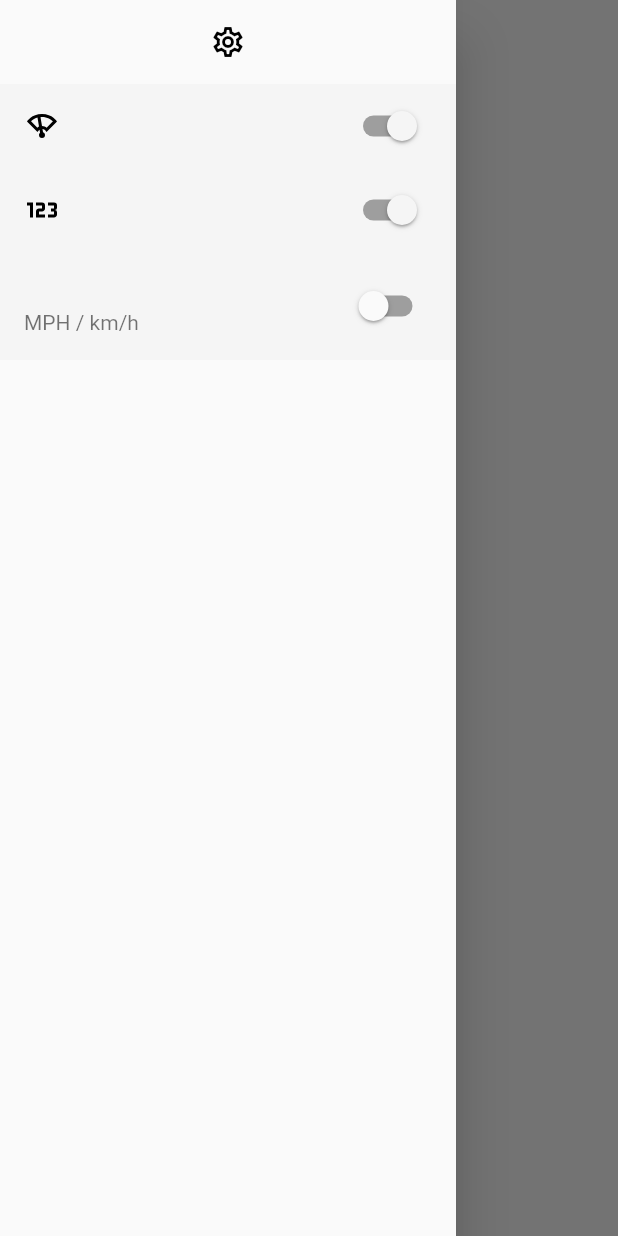
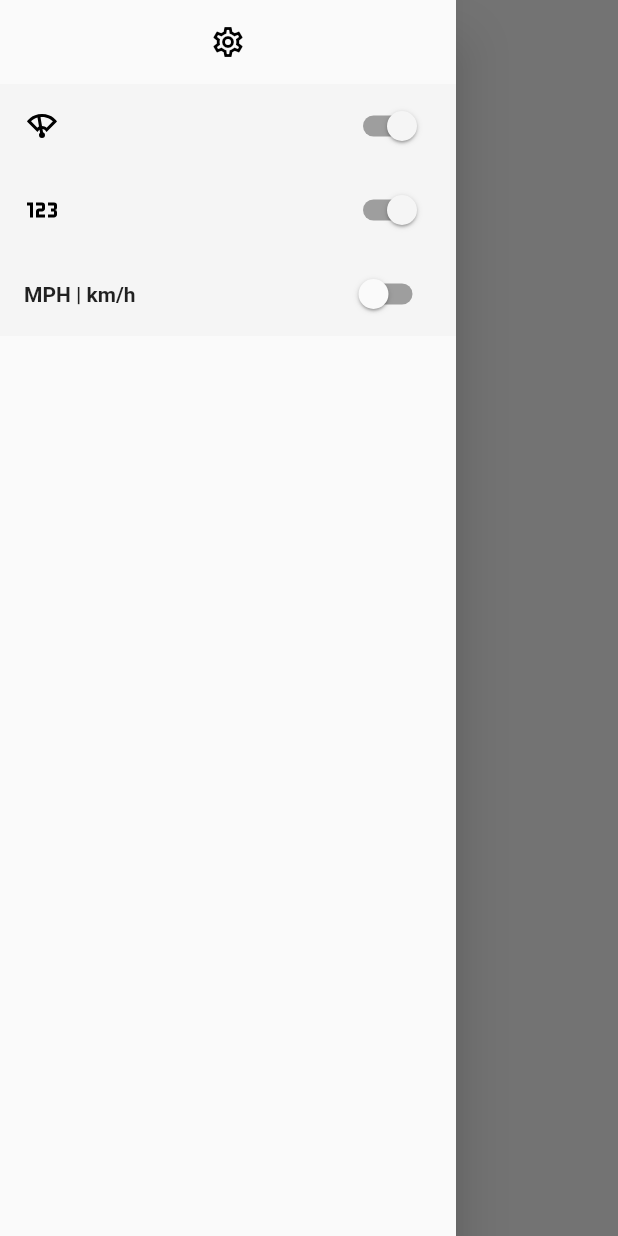
Before and after one commit to BlakeBarrett/SPDO, a Flutter app: the screen it shows after launch, with the side drawer open, on a phone screen of 412 x 824 dp. Run offline on Flutter 3.47's test engine with Material 2 defaults, Android fonts, the phone set to English and light mode, and no system bars; our stand-ins replace flutter_svg, geolocator, shared_preferences.

Commit message:
Settings menu looks cooler now.

```diff
--- a/lib/main.dart
+++ b/lib/main.dart
@@ -36,7 +36,7 @@ class SpeedometerScaffold extends StatefulWidget {
 class _SpeedometerScaffoldState extends State<SpeedometerScaffold> {
   final String displayMetric = "km/h";
   final String displayImperial = "MPH";
-  String unitsSubtitle = "MPH / km/h";
+  String unitsSubtitle = "MPH | km/h";
 
   bool unitsMetric = false;
   bool showDigital = true;
@@ -113,9 +113,8 @@ class _SpeedometerScaffoldState extends State<SpeedometerScaffold> {
                 unitsMetric = newValue;
                 prefs.setBool('unitsMetric', newValue);
               }),
-              subtitle: Text(
-                unitsSubtitle,
-              ),
+              title: Text(unitsSubtitle,
+                  style: TextStyle(fontWeight: FontWeight.bold)),
               tileColor: sliderColor,
               activeColor: sliderColor,
               activeTrackColor: Colors.grey,
```
